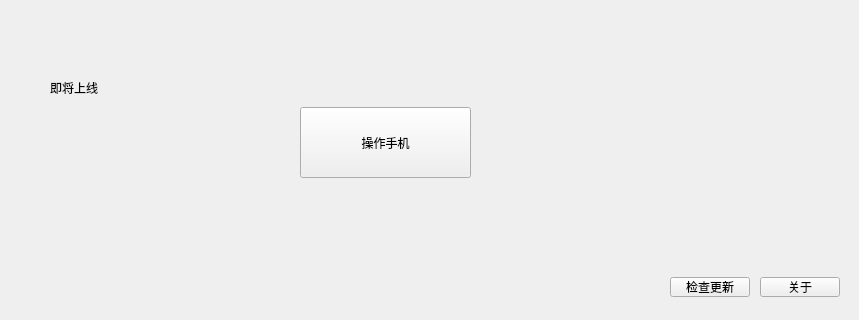
Old version of the form ELinkFinal/mainmenu.ui in the repository DreamChaser-luzeyu/LingOne; both pictures show x 0 to 859 and y 223 to 543 of the 859 by 543 pixel window.
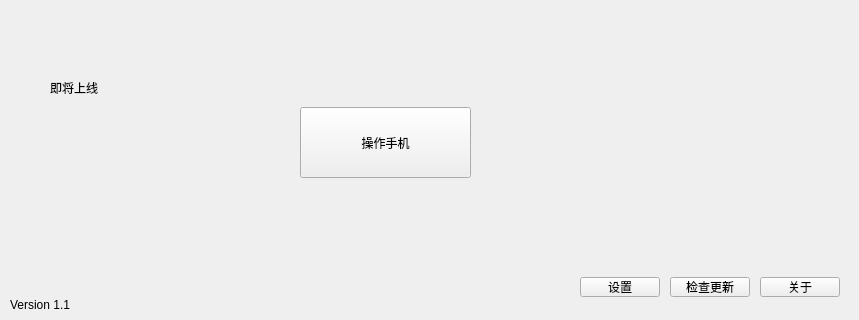
New version of the form. Icons and pictures are not drawn.

```diff
--- a/ELinkFinal/mainmenu.ui
+++ b/ELinkFinal/mainmenu.ui
@@ -144,6 +144,32 @@
     <string>检查更新</string>
    </property>
   </widget>
+  <widget class="QPushButton" name="btn_settings">
+   <property name="geometry">
+    <rect>
+     <x>580</x>
+     <y>500</y>
+     <width>80</width>
+     <height>20</height>
+    </rect>
+   </property>
+   <property name="text">
+    <string>设置</string>
+   </property>
+  </widget>
+  <widget class="QLabel" name="label_4">
+   <property name="geometry">
+    <rect>
+     <x>10</x>
+     <y>520</y>
+     <width>81</width>
+     <height>16</height>
+    </rect>
+   </property>
+   <property name="text">
+    <string>Version 1.1</string>
+   </property>
+  </widget>
   <zorder>label_3</zorder>
   <zorder>pushButton</zorder>
   <zorder>pushButton_2</zorder>
```
Left out of the diff: 2 changed lines with no effect on the pictures.
